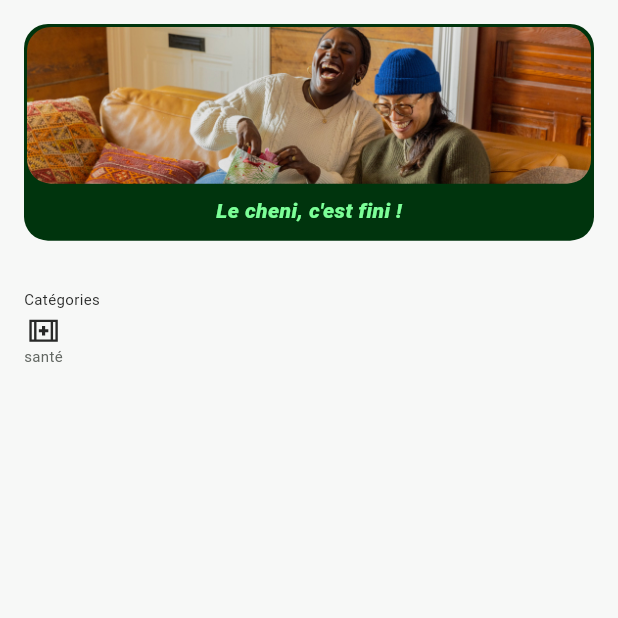
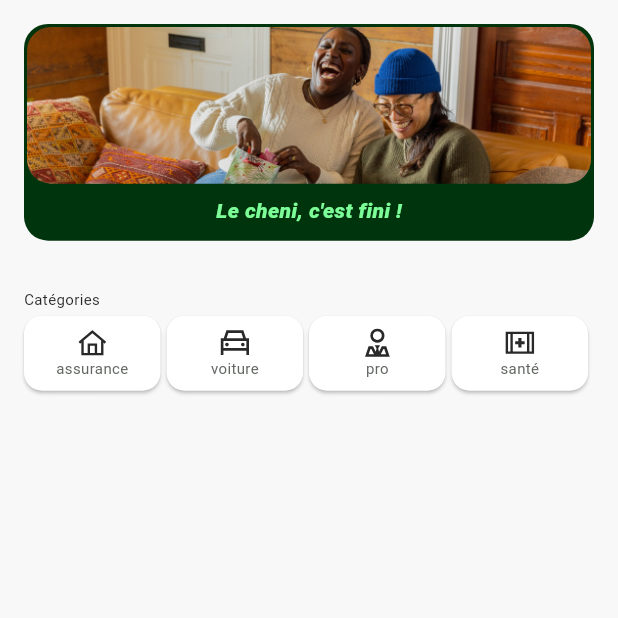
Before and after one commit to Xhya/cheni, a Flutter app: the screen it shows after launch, on a phone screen of 412 x 824 dp, the top half of it. Run offline on Flutter 3.47's test engine with Material 3 defaults, Android fonts, the phone set to English and light mode, and no system bars; our stand-ins replace file_picker, firebase_core, firebase_messaging, flutter_secure_storage, flutter_svg, loading_animation_widget and 3 more; missing offline and left inert: back_button_interceptor, cunning_document_scanner; accounts and stored records are empty; Roboto replaces fonts that are missing (Barlow).

Commit message:
category list

```diff
--- a/assets/lang/fr.json
+++ b/assets/lang/fr.json
@@ -1,6 +1,6 @@
 {
   "document_category_enum_assurance": "assurance",
-  "document_category_enum_leasing": "leasing",
-  "document_category_enum_professional": "professionnel",
+  "document_category_enum_car": "voiture",
+  "document_category_enum_professional": "pro",
   "document_category_enum_health": "santé"
 }
--- a/lib/enums/DocumentCategory.enum.dart
+++ b/lib/enums/DocumentCategory.enum.dart
@@ -2,7 +2,7 @@ import 'package:cheni/services/Translation.service.dart';
 
 enum DocumentCategoryEnum {
   assurance('assurance'),
-  leasing('leasing'),
+  car('car'),
   professional('professional'),
   health('health');
 
@@ -18,17 +18,16 @@ enum DocumentCategoryEnum {
     switch (this) {
       case DocumentCategoryEnum.health:
         return "$assetName/health.svg";
-      default:
-        return "$assetName/health.svg";
+      case DocumentCategoryEnum.professional:
+        return "$assetName/pro.svg";
+      case DocumentCategoryEnum.assurance:
+        return "$assetName/house.svg";
+      case DocumentCategoryEnum.car:
+        return "$assetName/car.svg";
     }
   }
 
   getCategoryTrad() {
-    switch (this) {
-      case DocumentCategoryEnum.health:
-        return TranslationService().textFR["document_category_enum_health"];
-      default:
-        return TranslationService().textFR["document_category_enum_health"];
-    }
+    return TranslationService().textFR["document_category_enum_$label"];
   }
 }
--- a/lib/screens/Home.content.dart
+++ b/lib/screens/Home.content.dart
@@ -2,7 +2,7 @@ import 'package:cheni/enums/DocumentCategory.enum.dart';
 import 'package:cheni/screens/home.viewmodel.dart';
 import 'package:cheni/services/Translation.service.dart';
 import 'package:cheni/utils/CheniColors.dart';
-import 'package:cheni/widgets/custom/DocumentCaterogyItem.widget.dart';
+import 'package:cheni/widgets/custom/DocumentCategoryItemWithChip.widget.dart';
 import 'package:cheni/widgets/custom/HomeHeader.widget.dart';
 import 'package:provider/provider.dart';
 import 'package:cheni/domains/documents/Document.domain.dart';
@@ -20,8 +20,6 @@ class _HomeContentState extends State<HomeContent> {
   Widget build(BuildContext context) {
     final t = context.read<TranslationService>().t;
     var vm = context.read<HomeViewModel>();
-    var documentCategories =
-        context.select((DocumentDomain s) => s.documentCategories);
     var currentDocumentList =
         context.select((DocumentDomain s) => s.currentDocumentList);
 
@@ -41,51 +39,58 @@ class _HomeContentState extends State<HomeContent> {
             ),
             const SizedBox(height: 4),
             Row(
-              children: [
-                DocumentCategoryItem(
-                  state: DocumentCategoryItemState(
-                    documentCategory: DocumentCategoryEnum.health,
-                  ),
-                )
-              ],
+              children: List.generate(
+                DocumentCategoryEnum.values.length,
+                (index1) {
+                  var category = DocumentCategoryEnum.values[index1];
+                  return Expanded(
+                      flex: 1,
+                      child: Padding(
+                        padding: EdgeInsets.only(
+                          right: index1 != DocumentCategoryEnum.values.length
+                              ? 4
+                              : 0,
+                        ),
+                        child: DocumentCategoryItemWithChip(
+                          state: DocumentCategoryItemWithChipState(
+                            documentCategory: category,
+                          ),
+                        ),
+                      ));
+
+                  // return Column(
+                  //   crossAxisAlignment: CrossAxisAlignment.start,
+                  //   children: [
+                  //     Text(
+                  //       t("document_category_enum_${categoryName}"),
+                  //       style: TextStyle(fontWeight: FontWeight.bold),
+                  //     ),
+                  // Column(
+                  //   crossAxisAlignment: CrossAxisAlignment.start,
+                  //   children: List.generate(
+                  //     currentDocumentList.length,
+                  //     (index2) {
+                  //       var doc = currentDocumentList[index2];
+                  //       if (doc.category ==
+                  //           DocumentCategoryEnum.fromText(categoryName)) {
+                  //         return GestureDetector(
+                  //           onTap: () {
+                  //             vm.onClickViewDocument(doc);
+                  //           },
+                  //           child: Text(doc.name ?? ""),
+                  //         );
+                  //       } else {
+                  //         return const SizedBox();
+                  //       }
+                  //     },
+                  //   ),
+                  // ),
+                  //],
+                  //);
+                },
+              ),
             )
           ],
-          // children: List.generate(
-          //   documentCategories.length,
-          //   (index1) {
-          //     var categoryName = documentCategories[index1];
-
-          //     return Column(
-          //       crossAxisAlignment: CrossAxisAlignment.start,
-          //       children: [
-          //         Text(
-          //           t("document_category_enum_${categoryName}"),
-          //           style: TextStyle(fontWeight: FontWeight.bold),
-          //         ),
-          //         Column(
-          //           crossAxisAlignment: CrossAxisAlignment.start,
-          //           children: List.generate(
-          //             currentDocumentList.length,
-          //             (index2) {
-          //               var doc = currentDocumentList[index2];
-          //               if (doc.category ==
-          //                   DocumentCategoryEnum.fromText(categoryName)) {
-          //                 return GestureDetector(
-          //                   onTap: () {
-          //                     vm.onClickViewDocument(doc);
-          //                   },
-          //                   child: Text(doc.name ?? ""),
-          //                 );
-          //               } else {
-          //                 return const SizedBox();
-          //               }
-          //             },
-          //           ),
-          //         ),
-          //       ],
-          //     );
-          //   },
-          // ),
         ),
       ),
     );
--- a/lib/widgets/custom/DocumentCaterogyItem.widget.dart
+++ b/lib/widgets/custom/DocumentCategoryItem.widget.dart
@@ -27,6 +27,8 @@ class _CategoryItemState extends State<DocumentCategoryItem> {
     String text = widget.state.documentCategory.getCategoryTrad();
 
     return Column(
+      crossAxisAlignment: CrossAxisAlignment.center,
+      mainAxisAlignment: MainAxisAlignment.center,
       children: [
         SvgPicture.asset(
           assetName,
--- /dev/null
+++ b/lib/widgets/custom/DocumentCategoryItemWithChip.widget.dart
@@ -0,0 +1,42 @@
+import 'package:cheni/enums/DocumentCategory.enum.dart';
+import 'package:cheni/widgets/custom/DocumentCategoryItem.widget.dart';
+import 'package:flutter/material.dart';
+
+class DocumentCategoryItemWithChipState {
+  DocumentCategoryEnum documentCategory;
+
+  DocumentCategoryItemWithChipState({
+    required this.documentCategory,
+  });
+}
+
+class DocumentCategoryItemWithChip extends StatefulWidget {
+  const DocumentCategoryItemWithChip({super.key, required this.state});
+
+  final DocumentCategoryItemWithChipState state;
+
+  @override
+  State<DocumentCategoryItemWithChip> createState() =>
+      _DocumentCategoryItemWithChipState();
+}
+
+class _DocumentCategoryItemWithChipState
+    extends State<DocumentCategoryItemWithChip> {
+  @override
+  Widget build(BuildContext context) {
+    return Card(
+      elevation: 1,
+      margin: const EdgeInsets.all(0),
+      color: Colors.white,
+      child: Container(
+        alignment: Alignment.center,
+        padding: const EdgeInsets.symmetric(vertical: 8),
+        child: DocumentCategoryItem(
+          state: DocumentCategoryItemState(
+            documentCategory: widget.state.documentCategory,
+          ),
+        ),
+      ),
+    );
+  }
+}
```
